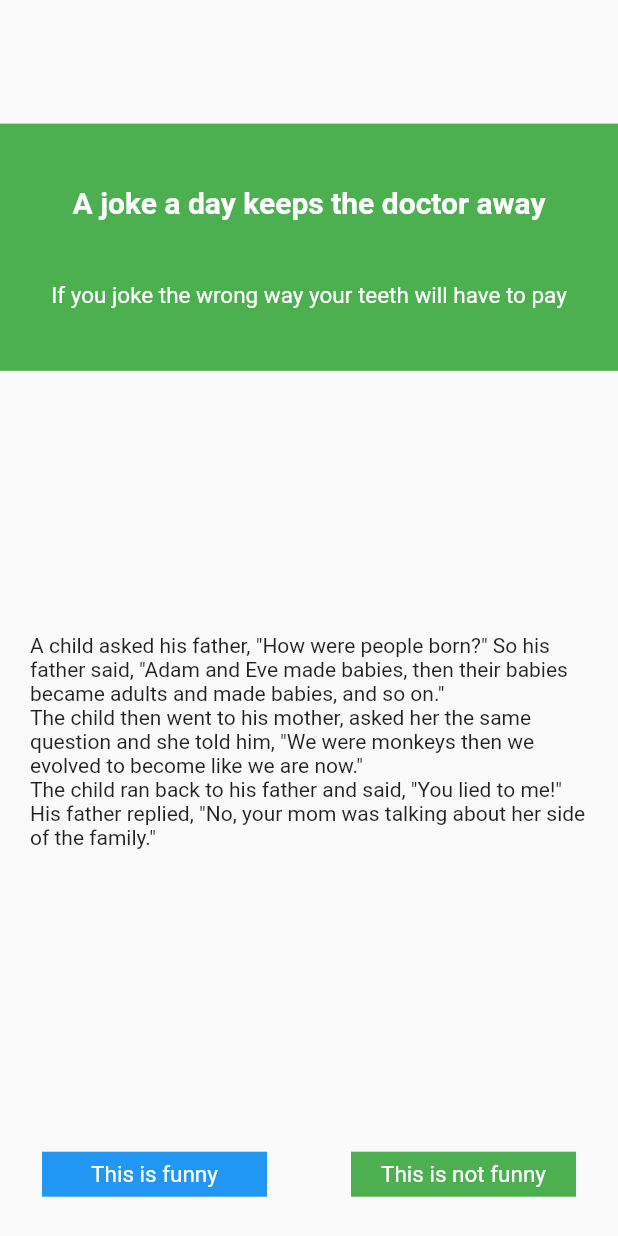
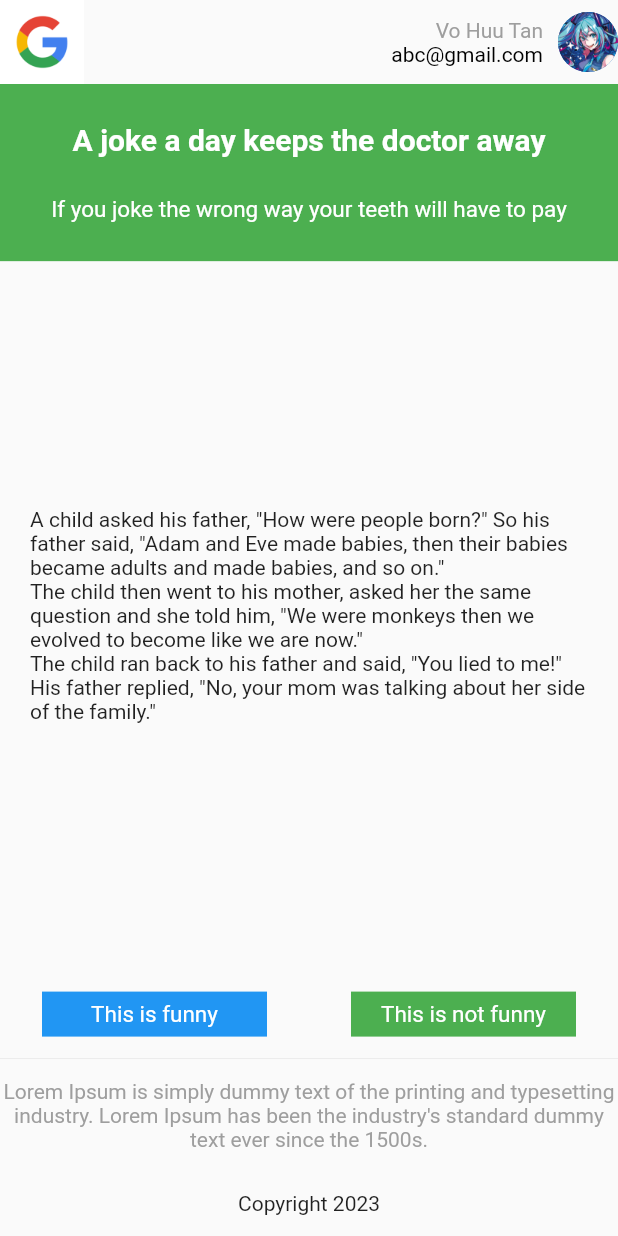
Before and after one commit to huutan3621/flutter_random_joke, a Flutter app: the screen it shows after launch, on a phone screen of 412 x 824 dp. Run offline on Flutter 3.47's test engine with Material 2 defaults, Android fonts, the phone set to English and light mode, and no system bars; our stand-ins replace sqflite; accounts and stored records are empty.

Commit message:
update UI

```diff
--- a/lib/features/random_jokes/presenstation/radom_joke_page.dart
+++ b/lib/features/random_jokes/presenstation/radom_joke_page.dart
@@ -23,6 +23,31 @@ class _RandomJokePageState extends State<RandomJokePage> {
   @override
   Widget build(BuildContext context) {
     return Scaffold(
+      appBar: AppBar(
+        backgroundColor: Colors.transparent,
+        elevation: 0.0,
+        leading: Image.asset("assets/logo.png"),
+        actions: [
+          Column(
+            mainAxisAlignment: MainAxisAlignment.center,
+            crossAxisAlignment: CrossAxisAlignment.end,
+            children: const <Widget>[
+              Text(
+                "Vo Huu Tan",
+                style: TextStyle(color: Colors.grey),
+              ),
+              Text(
+                "abc@gmail.com",
+                style: TextStyle(color: Colors.black),
+              ),
+            ],
+          ),
+          const Padding(
+              padding: EdgeInsets.fromLTRB(10, 0, 0, 0),
+              child: CircleAvatar(
+                  backgroundImage: AssetImage("assets/avatar.jpg")))
+        ],
+      ),
       body: FutureBuilder(
         future: DatabaseHelper.getAllJokes(),
         builder: ((context, snapshot) {
@@ -42,10 +67,6 @@ class _RandomJokePageState extends State<RandomJokePage> {
                   child: Column(
                     mainAxisAlignment: MainAxisAlignment.center,
                     children: [
-                      Expanded(
-                        flex: 1,
-                        child: Container(),
-                      ),
                       Expanded(
                         flex: 2,
                         child: Container(
@@ -71,14 +92,13 @@ class _RandomJokePageState extends State<RandomJokePage> {
                         ),
                       ),
                       Expanded(
-                        flex: 6,
+                        flex: 8,
                         child: Container(
                           padding: const EdgeInsets.symmetric(horizontal: 20),
                           alignment: Alignment.center,
                           child: Text(snapshot.data![number].content ?? "null"),
                         ),
                       ),
-                      // Center(child: Text(firstJoke.content)),
                       Expanded(
                         flex: 1,
                         child: Row(
@@ -124,7 +144,29 @@ class _RandomJokePageState extends State<RandomJokePage> {
                             ),
                           ],
                         ),
-                      )
+                      ),
+                      Container(
+                        height: 0.3,
+                        width: double.infinity,
+                        color: Colors.black12,
+                      ),
+                      Expanded(
+                        flex: 2,
+                        child: Column(
+                          mainAxisAlignment: MainAxisAlignment.spaceAround,
+                          crossAxisAlignment: CrossAxisAlignment.center,
+                          children: const <Widget>[
+                            Text(
+                              "Lorem Ipsum is simply dummy text of the printing and typesetting industry. Lorem Ipsum has been the industry's standard dummy text ever since the 1500s.",
+                              style: TextStyle(
+                                color: Colors.grey,
+                              ),
+                              textAlign: TextAlign.center,
+                            ),
+                            Text("Copyright 2023")
+                          ],
+                        ),
+                      ),
                     ],
                   ),
                 );
--- a/pubspec.yaml
+++ b/pubspec.yaml
@@ -62,8 +62,8 @@ flutter:
   uses-material-design: true
 
   # To add assets to your application, add an assets section, like this:
-  # assets:
-  #   - images/a_dot_burr.jpeg
+  assets:
+    - assets/
   #   - images/a_dot_ham.jpeg
 
   # An image asset can refer to one or more resolution-specific "variants", see
```
Also changed, not shown: assets/avatar.jpg (added), assets/logo.png (added).
